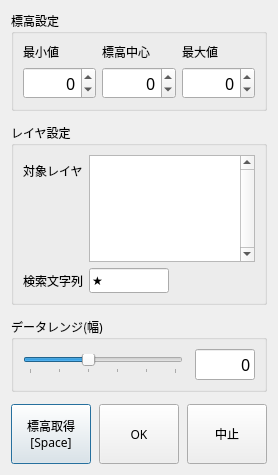
Old version of the form demstyle_all_dialog_base.ui in the repository tamaohome/qgis-demstyle-all.
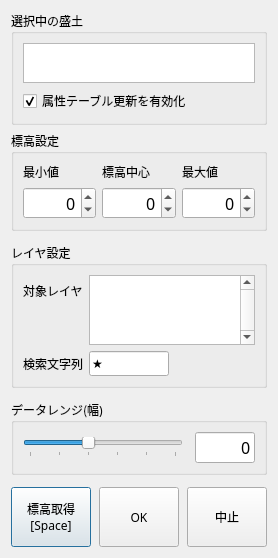
New version of the form.

Commit message: ✨ feat(ui): 選択中の盛土表示テーブルおよび有効化チェックボックスを追加

The edit to the form file:
```diff
--- a/demstyle_all_dialog_base.ui
+++ b/demstyle_all_dialog_base.ui
@@ -7,7 +7,7 @@
     <x>0</x>
     <y>0</y>
     <width>270</width>
-    <height>475</height>
+    <height>500</height>
    </rect>
   </property>
   <property name="font">
@@ -19,7 +19,63 @@
   <property name="windowTitle">
    <string>DEMスタイル一括設定</string>
   </property>
-  <layout class="QVBoxLayout" name="controlLayout">
+  <layout class="QVBoxLayout" name="Layout">
+   <item>
+    <widget class="QGroupBox" name="currentFeatureGroupBox">
+     <property name="sizePolicy">
+      <sizepolicy hsizetype="Preferred" vsizetype="Fixed">
+       <horstretch>0</horstretch>
+       <verstretch>0</verstretch>
+      </sizepolicy>
+     </property>
+     <property name="minimumSize">
+      <size>
+       <width>0</width>
+       <height>0</height>
+      </size>
+     </property>
+     <property name="title">
+      <string>選択中の盛土</string>
+     </property>
+     <layout class="QVBoxLayout" name="currentFeatureLayout">
+      <item>
+       <widget class="QTableWidget" name="currentFeatureTableWidget">
+        <property name="sizePolicy">
+         <sizepolicy hsizetype="Expanding" vsizetype="Fixed">
+          <horstretch>0</horstretch>
+          <verstretch>0</verstretch>
+         </sizepolicy>
+        </property>
+        <property name="minimumSize">
+         <size>
+          <width>0</width>
+          <height>0</height>
+         </size>
+        </property>
+        <property name="maximumSize">
+         <size>
+          <width>16777215</width>
+          <height>40</height>
+         </size>
+        </property>
+       </widget>
+      </item>
+      <item>
+       <widget class="QCheckBox" name="enableAttrTableUpdateCheckBox">
+        <property name="toolTip">
+         <string>OKボタン押下時にアクティブな属性テーブルの&quot;標高上&quot;, &quot;標高下&quot; を書き換えます。</string>
+        </property>
+        <property name="text">
+         <string>属性テーブル更新を有効化</string>
+        </property>
+        <property name="checked">
+         <bool>true</bool>
+        </property>
+       </widget>
+      </item>
+     </layout>
+    </widget>
+   </item>
    <item>
     <widget class="QWidget" name="controlWidget" native="true">
      <layout class="QVBoxLayout" name="controlLayout">
```
